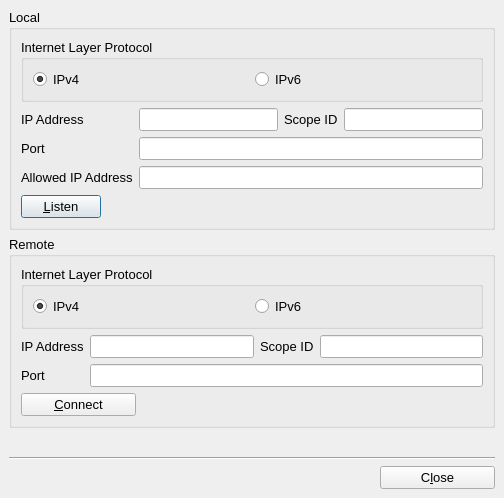
First picture: the form in setupDialog.ui, repository textbrowser/qtchess, before the edit.
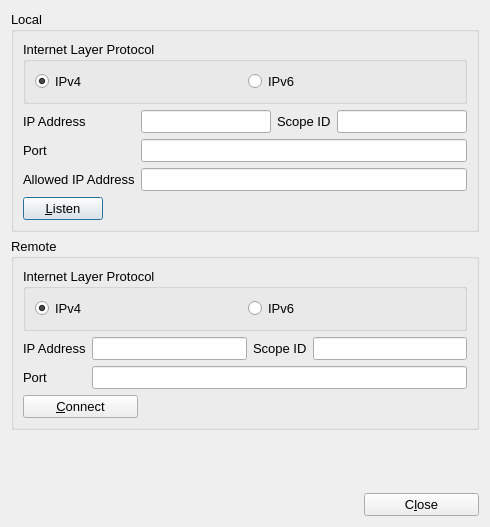
Second picture: the form after the edit. Icons and pictures are not drawn.

Commit message: Removed extra lines. Update the interface after a move.

Diff of the .ui file:
```diff
--- a/setupDialog.ui
+++ b/setupDialog.ui
@@ -6,8 +6,8 @@
    <rect>
     <x>0</x>
     <y>0</y>
-    <width>504</width>
-    <height>498</height>
+    <width>490</width>
+    <height>527</height>
    </rect>
   </property>
   <property name="minimumSize">
@@ -29,12 +29,6 @@
     <normaloff>chess.png</normaloff>chess.png</iconset>
   </property>
   <layout class="QVBoxLayout">
-   <property name="spacing">
-    <number>6</number>
-   </property>
-   <property name="margin">
-    <number>9</number>
-   </property>
    <item>
     <widget class="QGroupBox" name="groupBox_2">
      <property name="title">
@@ -292,21 +286,8 @@
      </property>
     </spacer>
    </item>
-   <item>
-    <widget class="Line" name="line">
-     <property name="orientation">
-      <enum>Qt::Horizontal</enum>
-     </property>
-    </widget>
-   </item>
    <item>
     <layout class="QHBoxLayout">
-     <property name="spacing">
-      <number>6</number>
-     </property>
-     <property name="margin">
-      <number>0</number>
-     </property>
      <item>
       <spacer>
        <property name="orientation">
```
The commit also changes 3 other files.
